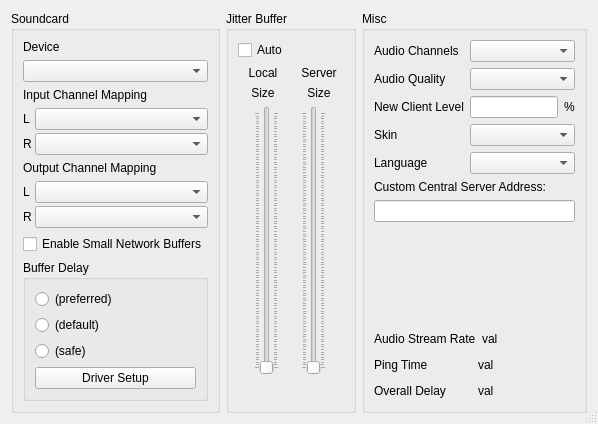
Above: src/clientsettingsdlgbase.ui from jamulussoftware/jamulus before the change. Below: the same form after it.
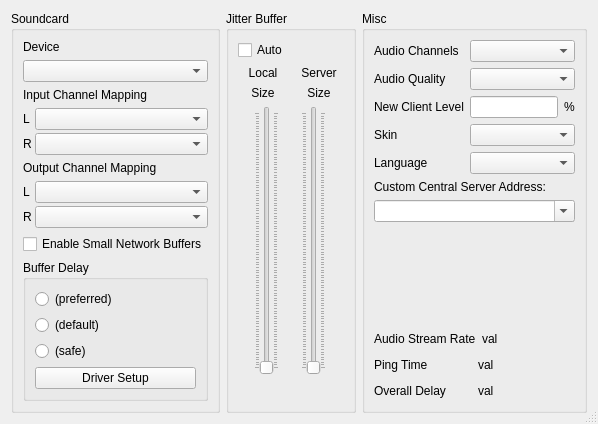
That is the form after the change. Icons and pictures are not drawn. Custom widgets are drawn as their Qt base class.

Commit message: support multiple custom central server addresses (#698)

The edit to the form file:
```diff
--- a/src/clientsettingsdlgbase.ui
+++ b/src/clientsettingsdlgbase.ui
@@ -564,12 +564,9 @@
        </widget>
       </item>
       <item>
-       <widget class="QLineEdit" name="edtCentralServerAddress">
-        <property name="sizePolicy">
-         <sizepolicy hsizetype="Expanding" vsizetype="Fixed">
-          <horstretch>0</horstretch>
-          <verstretch>0</verstretch>
-         </sizepolicy>
+       <widget class="QComboBox" name="cbxCentralServerAddress">
+        <property name="editable">
+         <bool>true</bool>
         </property>
        </widget>
       </item>
```
Left out of the diff: 2 changed lines with no effect on the pictures. The commit also changes 6 other files.
